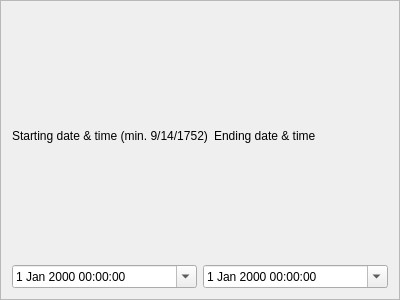
daniel347x/newgene, file NewGeneUI/NewGene/Widgets/CreateOutput/SelectVariables/timerangebox.ui: the form before one commit.
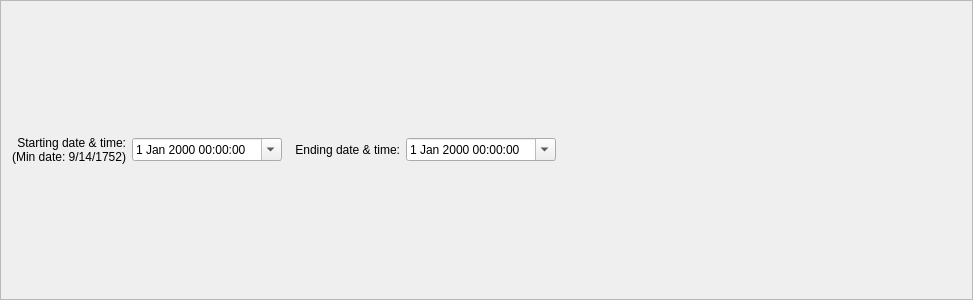
The form after the commit. Custom widgets are drawn as their Qt base class.

Commit message: Improve laying out of widgets.

Diff of the .ui file:
```diff
--- a/NewGeneUI/NewGene/Widgets/CreateOutput/SelectVariables/timerangebox.ui
+++ b/NewGeneUI/NewGene/Widgets/CreateOutput/SelectVariables/timerangebox.ui
@@ -6,7 +6,7 @@
    <rect>
     <x>0</x>
     <y>0</y>
-    <width>400</width>
+    <width>973</width>
     <height>300</height>
    </rect>
   </property>
@@ -22,40 +22,107 @@
   <layout class="QHBoxLayout" name="horizontalLayout">
    <item>
     <layout class="QVBoxLayout" name="verticalLayout">
-     <item>
-      <layout class="QHBoxLayout" name="horizontalLayout_3">
-       <item>
-        <widget class="QLabel" name="label_2">
-         <property name="text">
-          <string>Starting date &amp; time (min. 9/14/1752)</string>
-         </property>
-        </widget>
-       </item>
-       <item>
-        <widget class="QLabel" name="label">
-         <property name="text">
-          <string>Ending date &amp; time</string>
-         </property>
-        </widget>
-       </item>
-      </layout>
-     </item>
      <item>
       <layout class="QHBoxLayout" name="horizontalLayout_2">
+       <item>
+        <widget class="QLabel" name="label_2">
+         <property name="minimumSize">
+          <size>
+           <width>0</width>
+           <height>0</height>
+          </size>
+         </property>
+         <property name="maximumSize">
+          <size>
+           <width>16777215</width>
+           <height>16777215</height>
+          </size>
+         </property>
+         <property name="text">
+          <string>Starting date &amp; time:
+(Min date: 9/14/1752)</string>
+         </property>
+         <property name="alignment">
+          <set>Qt::AlignRight|Qt::AlignTrailing|Qt::AlignVCenter</set>
+         </property>
+         <property name="wordWrap">
+          <bool>true</bool>
+         </property>
+        </widget>
+       </item>
        <item>
         <widget class="NewGeneDateTimeWidget" name="dateTimeEdit_start">
+         <property name="minimumSize">
+          <size>
+           <width>150</width>
+           <height>0</height>
+          </size>
+         </property>
+         <property name="maximumSize">
+          <size>
+           <width>150</width>
+           <height>16777215</height>
+          </size>
+         </property>
          <property name="calendarPopup">
           <bool>true</bool>
          </property>
         </widget>
        </item>
+       <item>
+        <widget class="QLabel" name="label">
+         <property name="minimumSize">
+          <size>
+           <width>0</width>
+           <height>0</height>
+          </size>
+         </property>
+         <property name="maximumSize">
+          <size>
+           <width>16777215</width>
+           <height>16777215</height>
+          </size>
+         </property>
+         <property name="text">
+          <string>  Ending date &amp; time:</string>
+         </property>
+         <property name="alignment">
+          <set>Qt::AlignRight|Qt::AlignTrailing|Qt::AlignVCenter</set>
+         </property>
+        </widget>
+       </item>
        <item>
         <widget class="NewGeneDateTimeWidget" name="dateTimeEdit_end">
+         <property name="minimumSize">
+          <size>
+           <width>150</width>
+           <height>0</height>
+          </size>
+         </property>
+         <property name="maximumSize">
+          <size>
+           <width>150</width>
+           <height>16777215</height>
+          </size>
+         </property>
          <property name="calendarPopup">
           <bool>true</bool>
          </property>
         </widget>
        </item>
+       <item>
+        <spacer name="horizontalSpacer">
+         <property name="orientation">
+          <enum>Qt::Horizontal</enum>
+         </property>
+         <property name="sizeHint" stdset="0">
+          <size>
+           <width>40</width>
+           <height>20</height>
+          </size>
+         </property>
+        </spacer>
+       </item>
       </layout>
      </item>
     </layout>
```
The commit also changes 5 other files.
